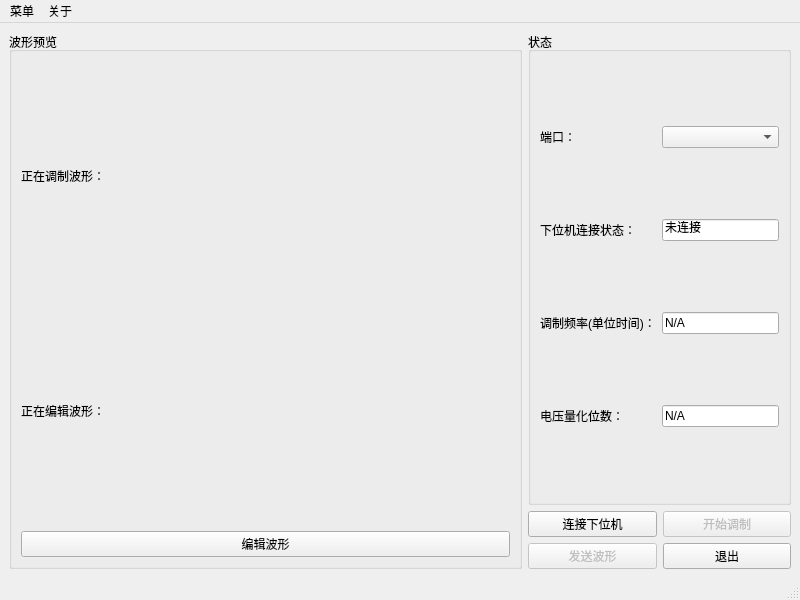
Before: the Qt Designer form mainwindow.ui in zym013579/AOMController, drawn with Qt 5.
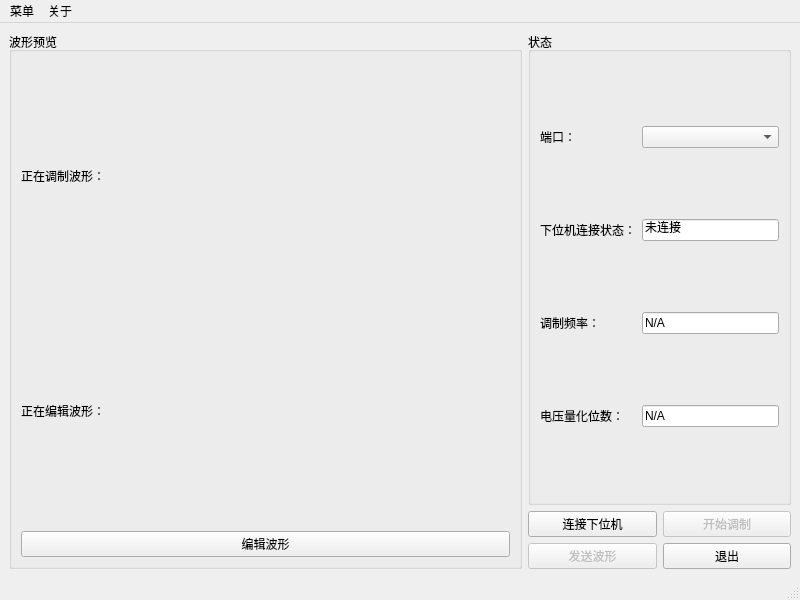
After: the same form once the commit is applied. Custom widgets are drawn as their Qt base class.

Diff of the .ui file:
```diff
--- a/mainwindow.ui
+++ b/mainwindow.ui
@@ -94,7 +94,7 @@
        <item row="2" column="0">
         <widget class="QLabel" name="labelFrequencyStatus">
          <property name="text">
-          <string>调制频率(单位时间)：</string>
+          <string>调制频率：</string>
          </property>
         </widget>
        </item>
```
